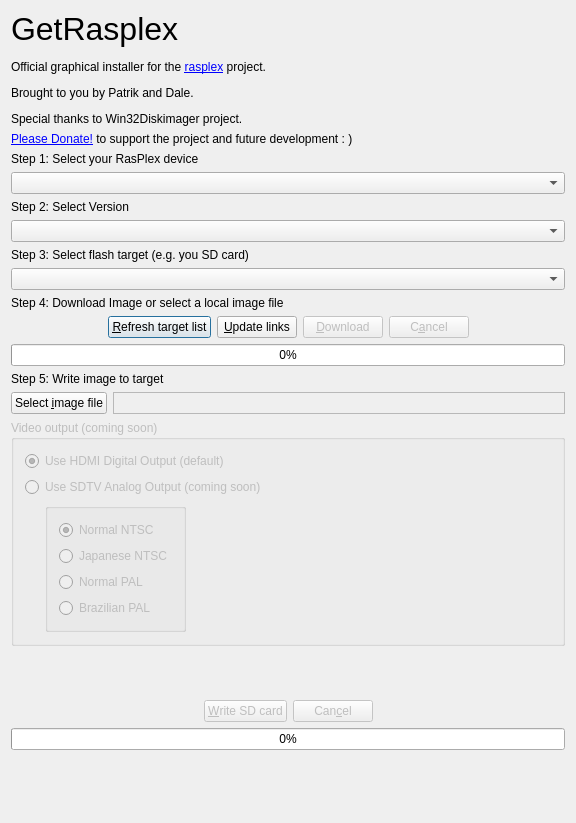
RasPlex/rasplex-installer, file installer.ui: the form before one commit.
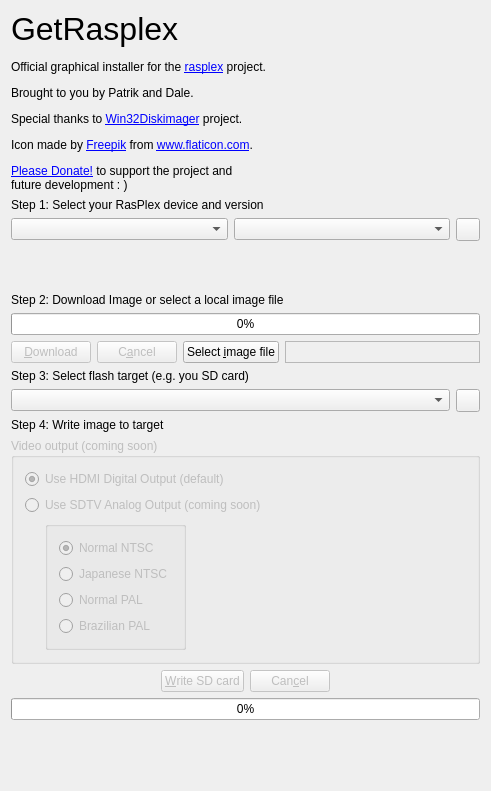
The form after the commit. Icons and pictures are not drawn.

Commit message: Revamp user interface and add refresh buttons

Patch:
```diff
--- a/installer.ui
+++ b/installer.ui
@@ -6,8 +6,8 @@
    <rect>
     <x>0</x>
     <y>0</y>
-    <width>576</width>
-    <height>823</height>
+    <width>491</width>
+    <height>791</height>
    </rect>
   </property>
   <property name="windowTitle">
@@ -25,17 +25,10 @@
        <item>
         <widget class="QLabel" name="label_4">
          <property name="text">
-          <string>&lt;html&gt;&lt;head/&gt;&lt;body&gt;&lt;p&gt;&lt;span style=&quot; font-size:24pt;&quot;&gt;GetRasplex &lt;/span&gt;&lt;/p&gt;&lt;p&gt;Official graphical installer for the &lt;a href=&quot;http://rasplex.com&quot;&gt;&lt;span style=&quot; text-decoration: underline; color:#0000ff;&quot;&gt;rasplex&lt;/span&gt;&lt;/a&gt; project. &lt;/p&gt;&lt;p&gt;Brought to you by Patrik and Dale.&lt;/p&gt;&lt;p&gt;Special thanks to Win32Diskimager project.&lt;/p&gt;&lt;/body&gt;&lt;/html&gt;</string>
+          <string>&lt;html&gt;&lt;head/&gt;&lt;body&gt;&lt;p&gt;&lt;span style=&quot; font-size:24pt;&quot;&gt;GetRasplex &lt;/span&gt;&lt;/p&gt;&lt;p&gt;Official graphical installer for the &lt;a href=&quot;http://rasplex.com&quot;&gt;&lt;span style=&quot; text-decoration: underline; color:#0000ff;&quot;&gt;rasplex&lt;/span&gt;&lt;/a&gt; project. &lt;/p&gt;&lt;p&gt;Brought to you by Patrik and Dale.&lt;/p&gt;&lt;p&gt;Special thanks to &lt;a href=&quot;http://sourceforge.net/projects/win32diskimager/&quot;&gt;&lt;span style=&quot; text-decoration: underline; color:#0000ff;&quot;&gt;Win32Diskimager&lt;/span&gt;&lt;/a&gt; project.&lt;/p&gt;&lt;p&gt;Icon made by &lt;a href=&quot;http://www.freepik.com/&quot;&gt;&lt;span style=&quot; text-decoration: underline; color:#0000ff;&quot;&gt;Freepik&lt;/span&gt;&lt;/a&gt; from &lt;a href=&quot;http://www.flaticon.com/&quot;&gt;&lt;span style=&quot; text-decoration: underline; color:#0000ff;&quot;&gt;www.flaticon.com&lt;/span&gt;&lt;/a&gt;.&lt;/p&gt;&lt;p&gt;&lt;a href=&quot;http://donate.rasplex.com&quot;&gt;&lt;span style=&quot; text-decoration: underline; color:#0000ff;&quot;&gt;Please Donate!&lt;/span&gt;&lt;/a&gt; to support the project and&lt;br/&gt;future development : )&lt;/p&gt;&lt;/body&gt;&lt;/html&gt;</string>
          </property>
-         <property name="openExternalLinks">
-          <bool>true</bool>
-         </property>
-        </widget>
-       </item>
-       <item>
-        <widget class="QLabel" name="label_3">
-         <property name="text">
-          <string>&lt;a href=&quot;http://donate.rasplex.com&quot;&gt;Please Donate!&lt;/a&gt; to support the project and future development : )</string>
+         <property name="alignment">
+          <set>Qt::AlignLeading|Qt::AlignLeft|Qt::AlignTop</set>
          </property>
          <property name="openExternalLinks">
           <bool>true</bool>
@@ -59,69 +52,47 @@
    <item>
     <widget class="QLabel" name="deviceSelectText">
      <property name="text">
-      <string>Step 1: Select your RasPlex device</string>
+      <string>Step 1: Select your RasPlex device and version</string>
      </property>
     </widget>
    </item>
    <item>
-    <widget class="QComboBox" name="deviceSelectBox"/>
+    <layout class="QHBoxLayout" name="horizontalLayout_4">
+     <item>
+      <widget class="QComboBox" name="deviceSelectBox"/>
+     </item>
+     <item>
+      <widget class="QComboBox" name="releaseLinks"/>
+     </item>
+     <item>
+      <widget class="QToolButton" name="linksButton">
+       <property name="icon">
+        <iconset resource="resources.qrc">
+         <normaloff>:/icons/refresh57.svg</normaloff>:/icons/refresh57.svg</iconset>
+       </property>
+      </widget>
+     </item>
+    </layout>
    </item>
    <item>
-    <widget class="QLabel" name="releaseLabel">
-     <property name="text">
-      <string>Step 2: Select Version</string>
-     </property>
-    </widget>
-   </item>
-   <item>
-    <widget class="QComboBox" name="releaseLinks"/>
-   </item>
-   <item>
-    <widget class="QLabel" name="removableDevicesLabel">
-     <property name="text">
-      <string>Step 3: Select flash target (e.g. you SD card)</string>
-     </property>
-    </widget>
-   </item>
-   <item>
-    <widget class="QComboBox" name="removableDevicesComboBox"/>
+    <widget class="QStackedWidget" name="releaseNotes"/>
    </item>
    <item>
     <widget class="QLabel" name="label">
      <property name="text">
-      <string>Step 4: Download Image or select a local image file</string>
+      <string>Step 2: Download Image or select a local image file</string>
      </property>
     </widget>
    </item>
    <item>
-    <layout class="QHBoxLayout" name="horizontalLayout">
-     <item>
-      <spacer name="horizontalSpacer_2">
-       <property name="orientation">
-        <enum>Qt::Horizontal</enum>
-       </property>
-       <property name="sizeHint" stdset="0">
-        <size>
-         <width>37</width>
-         <height>17</height>
-        </size>
-       </property>
-      </spacer>
-     </item>
-     <item>
-      <widget class="QPushButton" name="refreshRemovablesButton">
-       <property name="text">
-        <string>&amp;Refresh target list</string>
-       </property>
-      </widget>
-     </item>
-     <item>
-      <widget class="QPushButton" name="linksButton">
-       <property name="text">
-        <string>&amp;Update links</string>
-       </property>
-      </widget>
-     </item>
+    <widget class="QProgressBar" name="downloadProgressBar">
+     <property name="value">
+      <number>0</number>
+     </property>
+    </widget>
+   </item>
+   <item>
+    <layout class="QHBoxLayout" name="horizontalLayout" stretch="0,0,0,1">
      <item>
       <widget class="QPushButton" name="downloadButton">
        <property name="enabled">
@@ -143,47 +114,13 @@
       </widget>
      </item>
      <item>
-      <spacer name="horizontalSpacer">
-       <property name="orientation">
-        <enum>Qt::Horizontal</enum>
-       </property>
-       <property name="sizeHint" stdset="0">
-        <size>
-         <width>28</width>
-         <height>22</height>
-        </size>
-       </property>
-      </spacer>
-     </item>
-    </layout>
-   </item>
-   <item>
-    <widget class="QProgressBar" name="downloadProgressBar">
-     <property name="value">
-      <number>0</number>
-     </property>
-    </widget>
-   </item>
-   <item>
-    <widget class="QLabel" name="label_2">
-     <property name="text">
-      <string>Step 5: Write image to target</string>
-     </property>
-    </widget>
-   </item>
-   <item>
-    <layout class="QFormLayout" name="formLayout">
-     <property name="fieldGrowthPolicy">
-      <enum>QFormLayout::AllNonFixedFieldsGrow</enum>
-     </property>
-     <item row="0" column="0">
       <widget class="QPushButton" name="loadButton">
        <property name="text">
         <string>Select &amp;image file</string>
        </property>
       </widget>
      </item>
-     <item row="0" column="1">
+     <item>
       <widget class="QLabel" name="fileNameLabel">
        <property name="frameShape">
         <enum>QFrame::StyledPanel</enum>
@@ -198,6 +135,35 @@
      </item>
     </layout>
    </item>
+   <item>
+    <widget class="QLabel" name="removableDevicesLabel">
+     <property name="text">
+      <string>Step 3: Select flash target (e.g. you SD card)</string>
+     </property>
+    </widget>
+   </item>
+   <item>
+    <layout class="QHBoxLayout" name="horizontalLayout_5">
+     <item>
+      <widget class="QComboBox" name="removableDevicesComboBox"/>
+     </item>
+     <item>
+      <widget class="QToolButton" name="refreshRemovablesButton">
+       <property name="icon">
+        <iconset resource="resources.qrc">
+         <normaloff>:/icons/refresh62.svg</normaloff>:/icons/refresh62.svg</iconset>
+       </property>
+      </widget>
+     </item>
+    </layout>
+   </item>
+   <item>
+    <widget class="QLabel" name="label_2">
+     <property name="text">
+      <string>Step 4: Write image to target</string>
+     </property>
+    </widget>
+   </item>
    <item>
     <widget class="QGroupBox" name="videoGroupBox">
      <property name="enabled">
@@ -315,9 +281,6 @@
      </layout>
     </widget>
    </item>
-   <item>
-    <widget class="QStackedWidget" name="releaseNotes"/>
-   </item>
    <item>
     <layout class="QHBoxLayout" name="horizontalLayout_3">
      <item>
```
The commit also changes 3 other files.
